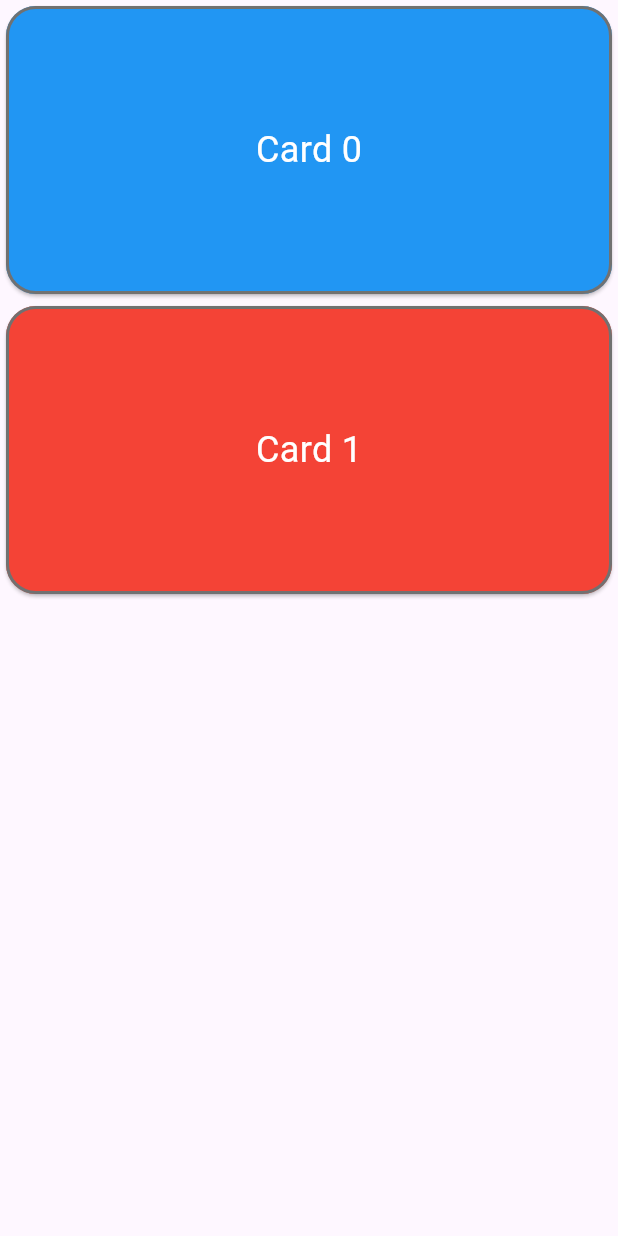
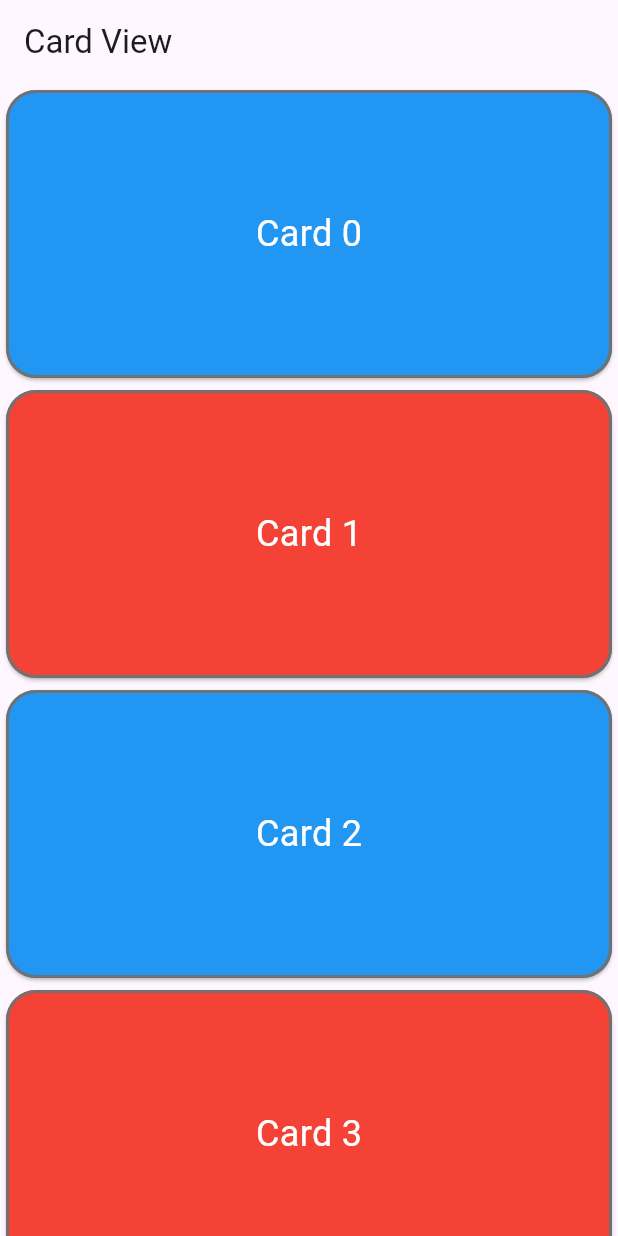
Before and after one commit to AmanCH3/first_program, a Flutter app: the screen it shows after launch, on a phone screen of 412 x 824 dp. Run offline on Flutter 3.47's test engine with Material 3 defaults, Android fonts, the phone set to English and light mode, and no system bars.

Commit message:
feat : Modified Card Vieww

```diff
--- a/lib/view/cart_view.dart
+++ b/lib/view/cart_view.dart
@@ -1,48 +1,29 @@
+import 'package:first_program/app.dart';
 import 'package:first_program/common/common_card_view.dart';
-import 'package:first_program/common/my_snackbar.dart';
+import 'package:flutter/cupertino.dart';
 import 'package:flutter/material.dart';
 
-class CartView extends StatefulWidget {
+class CartView extends StatelessWidget {
   const CartView({super.key});
 
   @override
-  State<CartView> createState() => _CartViewState();
-}
-
-class _CartViewState extends State<CartView> {
-  @override
   Widget build(BuildContext context) {
     return Scaffold(
-      body: SafeArea(
-        child: SizedBox(
-          height: 400, // increased height for visibility
-          width: double.infinity,
-          child: Column(
-            children: [
-              Expanded(
-                child: ListView(
-                  children: [
-                    for (int i = 0; i < 100; i++)
-                      GestureDetector(
-                        onTap: () {
-                          showMySnackbar(
-                            context: context,
-                            content: 'Card $i',
-                            color: i % 2 == 0 ? Colors.blue : Colors.red,
-                          );
-                        },
-                        child: CommonCardView(
-                          title: 'Card $i',
-                          color: i % 2 == 0 ? Colors.blue : Colors.red,
-                        ),
-                      ),
-                  ],
-                ),
-              ),
-            ],
-          ),
+      appBar: AppBar(title: const Text("Card View")),
+      body: SingleChildScrollView(
+        child: Column(
+          children: [
+            for(int i =0 ; i < 100 ; i++) ...{
+              if( i % 2 == 0) ...{
+                CommonCardView(title: "Card $i" , color: Colors.blue)
+              }
+              else ...{
+                CommonCardView(title: "Card $i" , color: Colors.red)
+              }
+            }
+          ],
         ),
       ),
-    );
+    ) ;
   }
 }
```
Also changed, not shown: lib/common/common_card_view.dart (+16 -13 lines).
